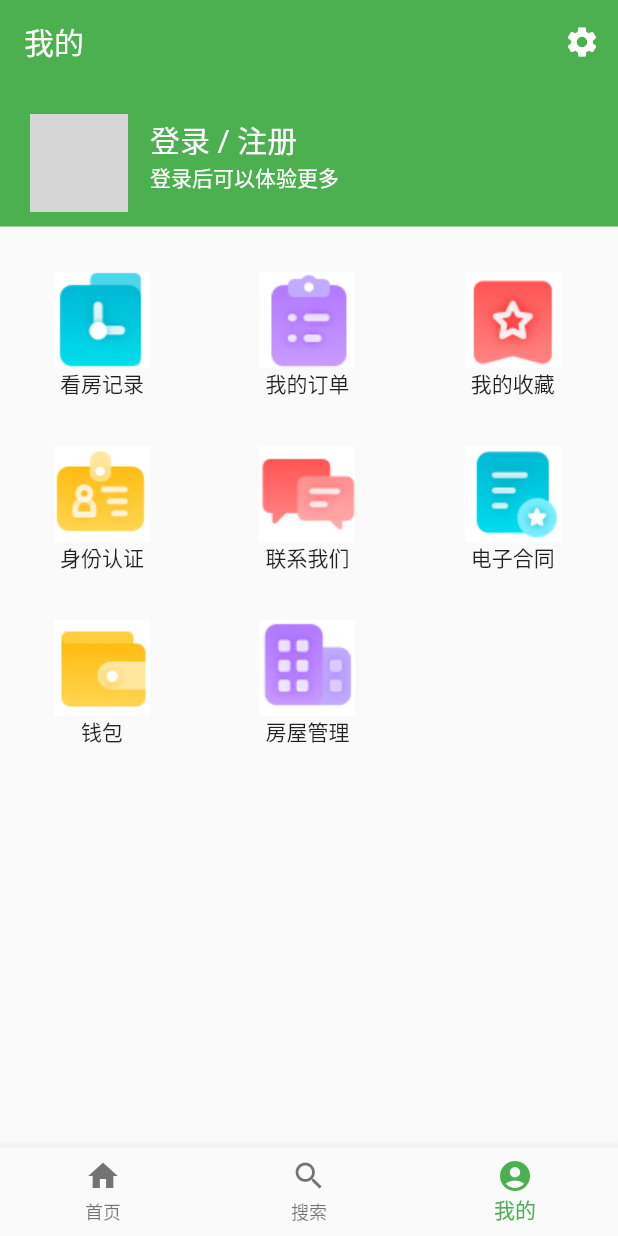
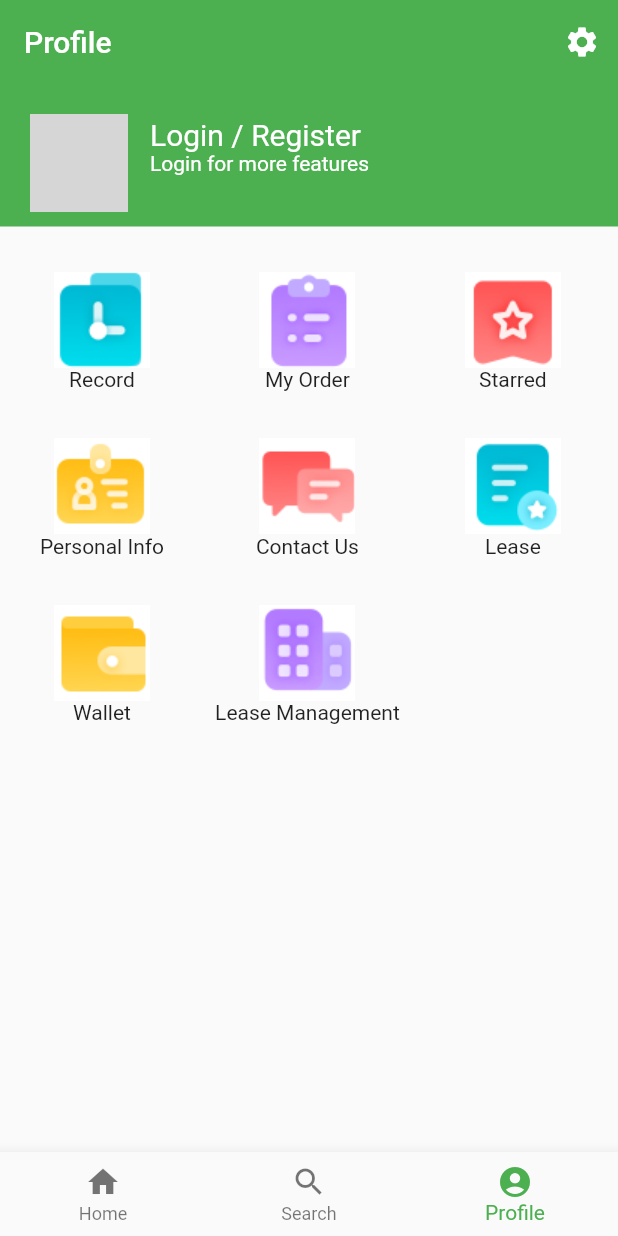
Before and after one commit to VQSHR/gwelling_rent, a Flutter app: the screen it shows after launch, item 3 of the bottom bar chosen, on a phone screen of 412 x 824 dp. Run offline on Flutter 3.47's test engine with Material 2 defaults, Android fonts, the phone set to English and light mode, and no system bars; our stand-ins replace cached_network_image, dio, flutter_swiper_null_safety, fluttertoast, get, image_picker and 1 more; network calls fail; project files that could hold a hidden picture were left out; grey boxes are pictures that could not be loaded.

Commit message:
translation to english

```diff
--- a/lib/pages/home/index.dart
+++ b/lib/pages/home/index.dart
@@ -12,10 +12,10 @@ List tabViewList = [
 ];
 
 List<BottomNavigationBarItem> barItemList = [
-  const BottomNavigationBarItem(label: '首页', icon: Icon(Icons.home)),
-  const BottomNavigationBarItem(label: '搜索', icon: Icon(Icons.search)),
-  // const BottomNavigationBarItem(label: '资讯', icon: Icon(Icons.info)),
-  const BottomNavigationBarItem(label: '我的', icon: Icon(Icons.account_circle)),
+  const BottomNavigationBarItem(label: 'Home', icon: Icon(Icons.home)),
+  const BottomNavigationBarItem(label: 'Search', icon: Icon(Icons.search)),
+  // const BottomNavigationBarItem(label: 'Info', icon: Icon(Icons.info)),
+  const BottomNavigationBarItem(label: 'Profile', icon: Icon(Icons.account_circle)),
 ];
 
 class HomePage extends StatefulWidget {
--- a/lib/pages/home/tab_index/index_navigator_item.dart
+++ b/lib/pages/home/tab_index/index_navigator_item.dart
@@ -9,19 +9,19 @@ class IndexNavigatorItem {
 }
 
 List<IndexNavigatorItem> indexNavigatorItemList = [
-  IndexNavigatorItem('整租', 'static/images/home_index_navigator_total.png',
+  IndexNavigatorItem('Start Lease', 'static/images/home_index_navigator_total.png',
       (BuildContext context) {
     Navigator.of(context).pushNamed('login');
   }),
-  IndexNavigatorItem('合租', 'static/images/home_index_navigator_share.png',
+  IndexNavigatorItem('Shared Lease', 'static/images/home_index_navigator_share.png',
       (BuildContext context) {
     Navigator.of(context).pushNamed('login');
   }),
-  IndexNavigatorItem('地图找房', 'static/images/home_index_navigator_map.png',
+  IndexNavigatorItem('Map', 'static/images/home_index_navigator_map.png',
       (BuildContext context) {
     Navigator.of(context).pushNamed('login');
   }),
-  IndexNavigatorItem('去出租', 'static/images/home_index_navigator_rent.png',
+  IndexNavigatorItem('Rent Out', 'static/images/home_index_navigator_rent.png',
       (BuildContext context) {
     Navigator.of(context).pushNamed('login');
   }),
--- a/lib/pages/home/tab_profile/function_button_data.dart
+++ b/lib/pages/home/tab_profile/function_button_data.dart
@@ -8,16 +8,16 @@ class FunctionButtonItem {
 }
 
 final List<FunctionButtonItem> list = [
-  FunctionButtonItem('static/images/home_profile_record.png', "看房记录",
+  FunctionButtonItem('static/images/home_profile_record.png', "Record",
       (context) => Navigator.pushNamed(context, 'test')),
-  FunctionButtonItem('static/images/home_profile_order.png', '我的订单', null),
-  FunctionButtonItem('static/images/home_profile_favor.png', '我的收藏', null),
-  FunctionButtonItem('static/images/home_profile_id.png', '身份认证', null),
-  FunctionButtonItem('static/images/home_profile_message.png', '联系我们', null),
-  FunctionButtonItem('static/images/home_profile_contract.png', '电子合同', null),
-  FunctionButtonItem('static/images/home_profile_wallet.png', '钱包', null),
-  FunctionButtonItem('static/images/home_profile_house.png', "房屋管理", (context) {
-    bool isLogin = true; // 假设先设置未登录
+  FunctionButtonItem('static/images/home_profile_order.png', 'My Order', null),
+  FunctionButtonItem('static/images/home_profile_favor.png', 'Starred', null),
+  FunctionButtonItem('static/images/home_profile_id.png', 'Personal Info', null),
+  FunctionButtonItem('static/images/home_profile_message.png', 'Contact Us', null),
+  FunctionButtonItem('static/images/home_profile_contract.png', 'Lease', null),
+  FunctionButtonItem('static/images/home_profile_wallet.png', 'Wallet', null),
+  FunctionButtonItem('static/images/home_profile_house.png', "Lease Management", (context) {
+    bool isLogin = true; // assume login
     if (isLogin) Navigator.of(context).pushNamed('room_manage');
   })
 ];
--- a/lib/pages/home/tab_profile/header.dart
+++ b/lib/pages/home/tab_profile/header.dart
@@ -35,17 +35,17 @@ class Header extends StatelessWidget {
                 children: [
                   GestureDetector(
                     onTap: () => Navigator.pushNamed(context, 'login'),
-                    child: Text('登录', style: loginRegisterStyle),
+                    child: Text('Login', style: loginRegisterStyle),
                   ),
                   Text(' / ', style: loginRegisterStyle),
                   GestureDetector(
                     onTap: () => Navigator.pushNamed(context, 'register'),
-                    child: Text('注册', style: loginRegisterStyle),
+                    child: Text('Register', style: loginRegisterStyle),
                   ),
                 ],
               ),
               const Text(
-                '登录后可以体验更多',
+                'Login for more features',
                 style: TextStyle(color: Colors.white),
               ),
             ],
--- a/lib/pages/home/tab_profile/index.dart
+++ b/lib/pages/home/tab_profile/index.dart
@@ -11,7 +11,7 @@ class TabProfile extends StatelessWidget {
   Widget build(BuildContext context) {
     return Scaffold(
       appBar: AppBar(
-        title: const Text('我的'),
+        title: const Text('Profile'),
         elevation: 0,
         actions: [
           IconButton(
--- a/lib/pages/login.dart
+++ b/lib/pages/login.dart
@@ -12,19 +12,19 @@ class _LoginPageState extends State<LoginPage> {
   @override
   Widget build(BuildContext context) {
     return Scaffold(
-      appBar: AppBar(title: const Text('登录')),
+      appBar: AppBar(title: const Text('Login')),
       body: SafeArea(
         minimum: const EdgeInsets.all(30),
         child: ListView(children: [
           const TextField(
-            decoration: InputDecoration(labelText: '用户名', hintText: '请输入用户名'),
+            decoration: InputDecoration(labelText: 'Username', hintText: 'Username'),
           ),
           const Padding(padding: EdgeInsets.all(10)),
           TextField(
             obscureText: !_showPassword,
             decoration: InputDecoration(
-                labelText: '密码',
-                hintText: '请输入密码',
+                labelText: 'Password',
+                hintText: 'Password',
                 suffixIcon: IconButton(
                     onPressed: () {
                       setState(() {
@@ -40,16 +40,16 @@ class _LoginPageState extends State<LoginPage> {
               onPressed: () {
                 // Todo(),
               },
-              child: const Text('登录')),
+              child: const Text('Login')),
           Row(
             mainAxisAlignment: MainAxisAlignment.center,
             children: [
-              const Text('还没有账号，'),
+              const Text('No account?'),
               TextButton(
                   onPressed: () {
                     Navigator.pushReplacementNamed(context, 'register');
                   },
-                  child: const Text('去注册~'))
+                  child: const Text('Register'))
             ],
           ),
         ]),
--- a/lib/pages/register.dart
+++ b/lib/pages/register.dart
@@ -38,7 +38,7 @@ class _RegisterPageState extends State<RegisterPage> {
     }
 
     return Scaffold(
-      appBar: AppBar(title: const Text('注册')),
+      appBar: AppBar(title: const Text('Register')),
       body: SafeArea(
         minimum: const EdgeInsets.all(30),
         child: ListView(
@@ -46,41 +46,41 @@ class _RegisterPageState extends State<RegisterPage> {
             TextField(
               controller: usernameController,
               decoration: const InputDecoration(
-                labelText: '用户名',
-                hintText: '请输入用户名',
+                labelText: 'Username',
+                hintText: 'Username',
               ),
             ),
             const Padding(padding: EdgeInsets.all(10)),
             TextField(
               controller: passwordController,
               decoration: const InputDecoration(
-                labelText: '密码',
-                hintText: '请输入密码',
+                labelText: 'Password',
+                hintText: 'Password',
               ),
             ),
             const Padding(padding: EdgeInsets.all(10)),
             TextField(
               controller: repeatPasswordController,
               decoration: const InputDecoration(
-                labelText: '确认密码',
-                hintText: '请输入密码',
+                labelText: 'Password',
+                hintText: 'Password',
               ),
             ),
             const SizedBox(height: 30),
             ElevatedButton(
               onPressed: () => _registerHandler(),
-              child: const Text('注册'),
+              child: const Text('Login'),
             ),
             Row(
               mainAxisAlignment: MainAxisAlignment.center,
               children: [
-                const Text('已有账号，'),
+                const Text('Already have an account?'),
                 TextButton(
                   onPressed: () {
                     // Navigator.pushNamed(context, 'login');
                     Navigator.pushReplacementNamed(context, 'login');
                   },
-                  child: const Text('去登录~'),
+                  child: const Text('Login'),
                 )
               ],
             ),
--- a/lib/pages/setting.dart
+++ b/lib/pages/setting.dart
@@ -7,15 +7,15 @@ class SettingPage extends StatelessWidget {
   @override
   Widget build(BuildContext context) {
     return Scaffold(
-      appBar: AppBar(title: const Text('设置')),
+      appBar: AppBar(title: const Text('Settings')),
       body: ListView(
         children: [
           ElevatedButton(
             // style: ElevatedButton.styleFrom(primary: Colors.red),
             onPressed: () {
-              CommonToast.showToast('已经退出登录。');
+              CommonToast.showToast('Already logged out');
             },
-            child: const Text('退出登录'),
+            child: const Text('Logout'),
           )
         ],
       ),
```
Also changed, not shown: lib/pages/home/tab_search/filter_bar/index.dart (+4 -4 lines), lib/pages/room_detail/index.dart (+7 -7 lines), lib/widgets/search_bar/index.dart (+27 -27 lines).
